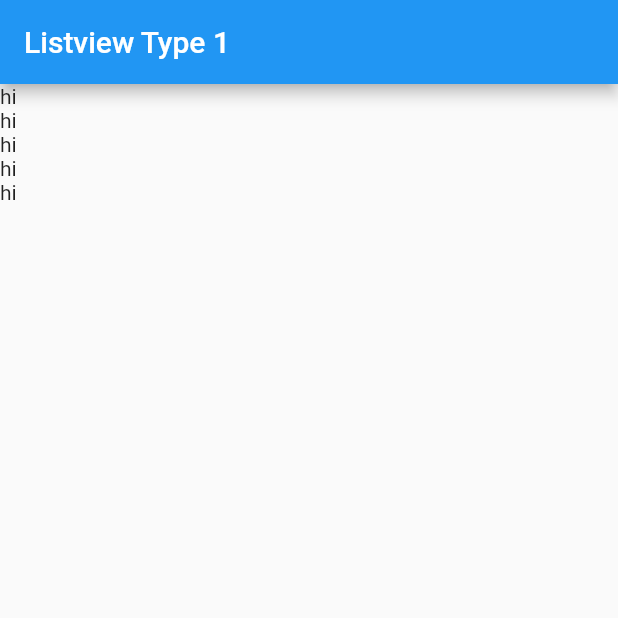
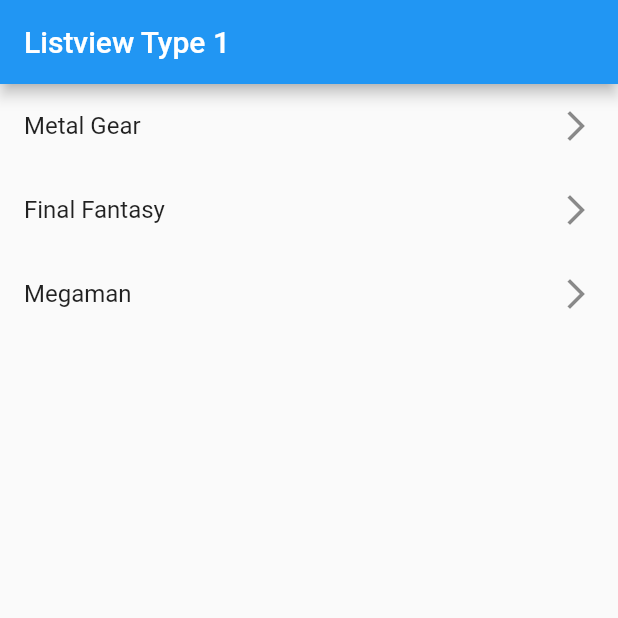
Before and after one commit to BryanParada/flComponents, a Flutter app: the screen it shows after launch, on a phone screen of 412 x 824 dp, the top half of it. Run offline on Flutter 3.47's test engine with Material 2 defaults, Android fonts, the phone set to English and light mode, and no system bars.

Commit message:
F65 - creating ListTiles from static list

```diff
--- a/lib/screens/listview1_screen.dart
+++ b/lib/screens/listview1_screen.dart
@@ -3,6 +3,8 @@
 import 'package:flutter/material.dart';
 
 class Listview1Screen extends StatelessWidget {
+
+  final options = const['Metal Gear', 'Final Fantasy', 'Megaman'];
 
   const Listview1Screen({Key? key}) : super(key: key);
 
@@ -13,12 +15,22 @@ class Listview1Screen extends StatelessWidget {
         title: const Text('Listview Type 1'),
       ),
       body: ListView(
-        children: const [
-          Text('hi'),
-          Text('hi'),
-          Text('hi'),
-          Text('hi'),
-          Text('hi'),
+        children:  [
+
+          ...options.map(
+            (game) => ListTile(
+                    title: Text(game),
+                    trailing: const Icon( Icons.arrow_forward_ios_outlined)
+                  )
+          ).toList()
+
+
+          // ListTile(
+          //   // leading: Icon(Icons.beach_access),
+          //   title: Text('hello'),
+          // )
+
+
         ],
       ),
     );
```
